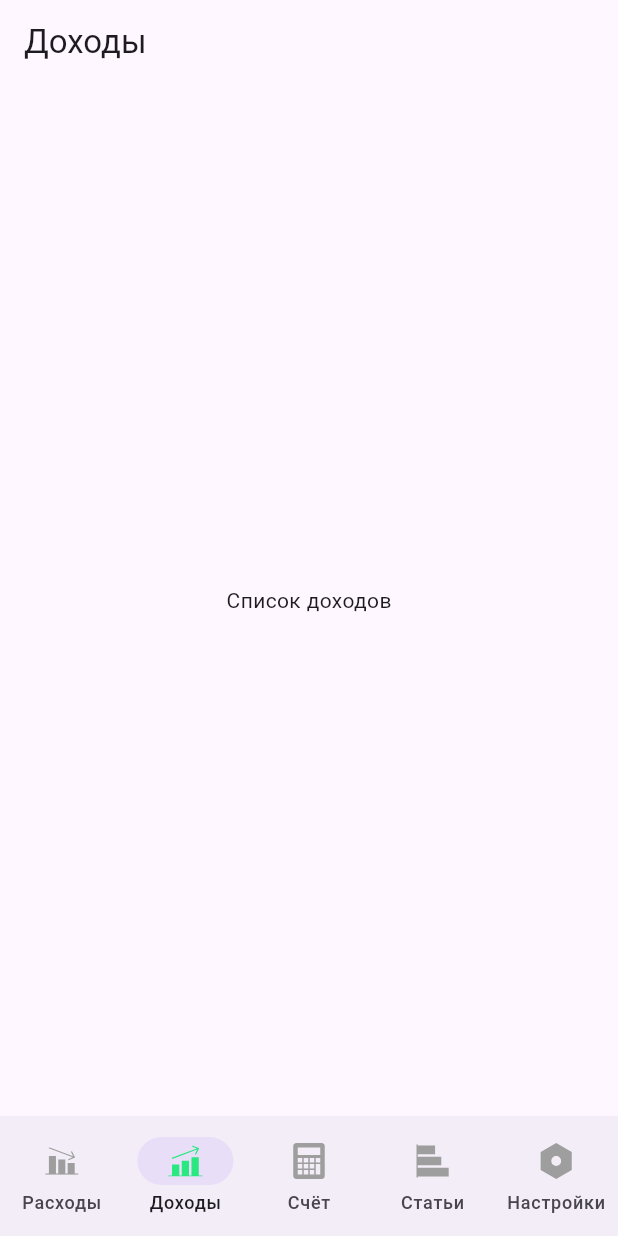
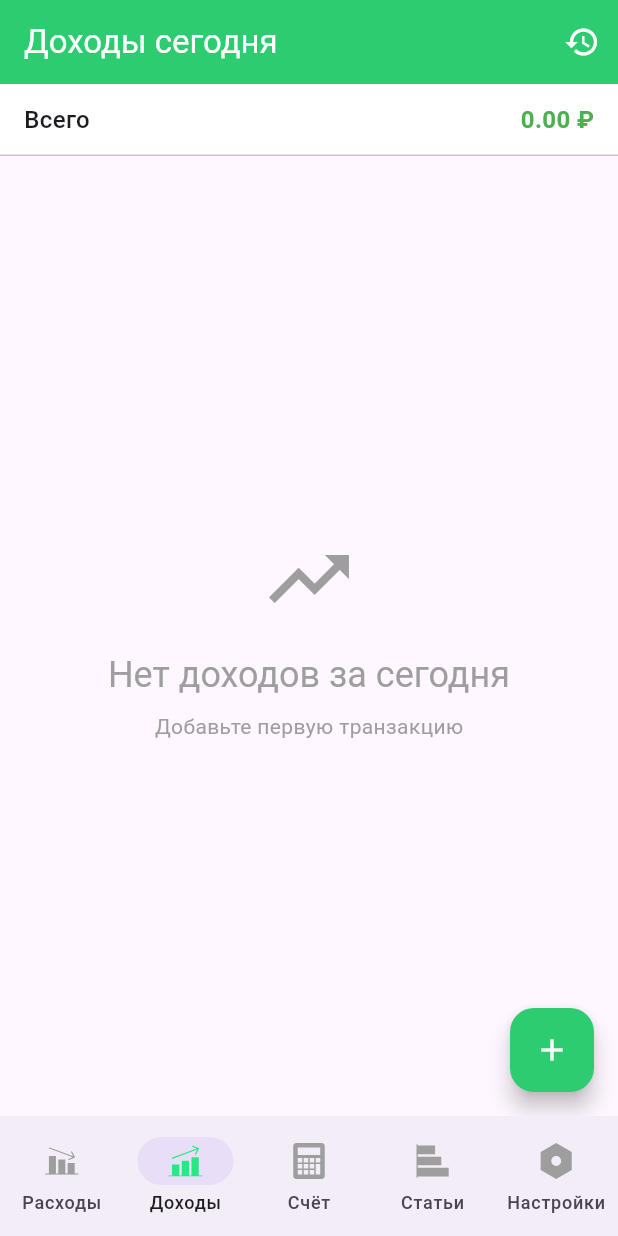
Before and after one commit to myrzaarslan/shmr25, a Flutter app: the screen it shows after launch, item 2 of the bottom bar chosen, on a phone screen of 412 x 824 dp. Run offline on Flutter 3.47's test engine with Material 3 defaults, Android fonts, the phone set to English and light mode, and no system bars; our stand-ins replace flutter_bloc, flutter_svg, freezed_annotation, go_router; generated files the repository leaves out were written again.

Commit message:
income/expenses page added

```diff
--- a/lib/main.dart
+++ b/lib/main.dart
@@ -1,4 +1,9 @@
 import 'package:flutter/material.dart';
+import 'package:flutter_bloc/flutter_bloc.dart';
+import 'data/repositories/mock_bank_account_repository.dart';
+import 'data/repositories/mock_category_repository.dart';
+import 'data/repositories/mock_transaction_repository.dart';
+import '/bloc/transaction/transaction_bloc.dart';
 import 'routing/app_router.dart';
 
 void main() {
@@ -10,6 +15,26 @@ class FinanceApp extends StatelessWidget {
 
   @override
   Widget build(BuildContext context) {
-    return MaterialApp.router(routerConfig: goRouter);
+    return MultiRepositoryProvider(
+      providers: [
+        RepositoryProvider(create: (_) => MockCategoryRepository()),
+        RepositoryProvider(create: (_) => MockTransactionRepository()),
+        RepositoryProvider(create: (_) => MockBankAccountRepository()),
+      ],
+      child: MultiBlocProvider(
+        providers: [
+          BlocProvider(
+            create: (context) => TransactionBloc(
+              transactionRepository: context.read<MockTransactionRepository>(),
+              categoryRepository: context.read<MockCategoryRepository>(),
+            ),
+          ),
+        ],
+        child: MaterialApp.router(
+          routerConfig: goRouter,
+          debugShowCheckedModeBanner: false,
+        ),
+      ),
+    );
   }
 }
--- a/lib/ui/screens/expenses_page.dart
+++ b/lib/ui/screens/expenses_page.dart
@@ -1,13 +1,11 @@
 import 'package:flutter/material.dart';
+import 'transactions_page.dart';
 
 class ExpensesPage extends StatelessWidget {
   const ExpensesPage({super.key});
 
   @override
   Widget build(BuildContext context) {
-    return Scaffold(
-      appBar: AppBar(title: Text('Расходы')),
-      body: Center(child: Text('Список расходов')),
-    );
+    return const TransactionsScreen(isIncome: false);
   }
 }
--- a/lib/ui/screens/income_page.dart
+++ b/lib/ui/screens/income_page.dart
@@ -1,13 +1,11 @@
 import 'package:flutter/material.dart';
+import 'transactions_page.dart';
 
 class IncomePage extends StatelessWidget {
   const IncomePage({super.key});
 
   @override
   Widget build(BuildContext context) {
-    return Scaffold(
-      appBar: AppBar(title: Text('Доходы')),
-      body: Center(child: Text('Список доходов')),
-    );
+    return const TransactionsScreen(isIncome: true);
   }
 }
--- /dev/null
+++ b/lib/ui/screens/transactions_page.dart
@@ -0,0 +1,216 @@
+import 'package:flutter/material.dart';
+import 'package:flutter_bloc/flutter_bloc.dart';
+import '../../bloc/transaction/transaction_bloc.dart';
+import '../../bloc/transaction/transaction_event.dart';
+import '../../bloc/transaction/transaction_state.dart';
+import '../widgets/transaction_list_item.dart';
+import '../widgets/add_transaction_fab.dart';
+import 'add_transaction_page.dart';
+import 'transaction_history_page.dart';
+
+class TransactionsScreen extends StatefulWidget {
+  final bool isIncome;
+  final int accountId;
+
+  const TransactionsScreen({
+    super.key,
+    required this.isIncome,
+    this.accountId = 1,
+  });
+
+  @override
+  State<TransactionsScreen> createState() => _TransactionsScreenState();
+}
+
+class _TransactionsScreenState extends State<TransactionsScreen> {
+  @override
+  void initState() {
+    super.initState();
+    _loadTransactions();
+  }
+
+  void _loadTransactions() {
+    context.read<TransactionBloc>().add(
+      LoadTransactionsForToday(
+        accountId: widget.accountId,
+        isIncome: widget.isIncome,
+      ),
+    );
+  }
+
+  @override
+  Widget build(BuildContext context) {
+    return Scaffold(
+      appBar: AppBar(
+        title: Text(widget.isIncome ? 'Доходы сегодня' : 'Расходы сегодня'),
+        backgroundColor: const Color(0xFF2ECC71),
+        foregroundColor: Colors.white,
+        actions: [
+          IconButton(
+            icon: const Icon(Icons.history),
+            onPressed: () {
+              Navigator.push(
+                context,
+                MaterialPageRoute(
+                  builder: (context) => TransactionHistoryScreen(
+                    isIncome: widget.isIncome,
+                    accountId: widget.accountId,
+                  ),
+                ),
+              );
+            },
+          ),
+        ],
+      ),
+      body: BlocConsumer<TransactionBloc, TransactionState>(
+        listener: (context, state) {
+          if (state is TransactionError) {
+            ScaffoldMessenger.of(context).showSnackBar(
+              SnackBar(
+                content: Text(state.message),
+                backgroundColor: Colors.red,
+              ),
+            );
+          } else if (state is TransactionOperationSuccess) {
+            ScaffoldMessenger.of(context).showSnackBar(
+              SnackBar(
+                content: Text(state.message),
+                backgroundColor: Colors.green,
+              ),
+            );
+            _loadTransactions();
+          }
+        },
+        builder: (context, state) {
+          if (state is TransactionLoading) {
+            return const Center(child: CircularProgressIndicator());
+          }
+
+          if (state is TransactionError) {
+            return Center(
+              child: Column(
+                mainAxisAlignment: MainAxisAlignment.center,
+                children: [
+                  const Icon(Icons.error, size: 64, color: Colors.red),
+                  const SizedBox(height: 16),
+                  Text(
+                    'Произошла ошибка',
+                    style: Theme.of(context).textTheme.headlineSmall,
+                  ),
+                  const SizedBox(height: 8),
+                  Text(state.message),
+                  const SizedBox(height: 16),
+                  ElevatedButton(
+                    onPressed: _loadTransactions,
+                    child: const Text('Повторить'),
+                  ),
+                ],
+              ),
+            );
+          }
+
+          if (state is TransactionLoaded) {
+            return Column(
+              children: [
+                _buildTotalSection(state.totalAmount),
+                const Divider(height: 1),
+                Expanded(
+                  child: state.transactions.isEmpty
+                      ? _buildEmptyState()
+                      : ListView.builder(
+                          itemCount: state.transactions.length,
+                          itemBuilder: (context, index) {
+                            return TransactionListItem(
+                              transaction: state.transactions[index],
+                              onTap: () {
+                                // TODO: Navigate to transaction details
+                              },
+                            );
+                          },
+                        ),
+                ),
+              ],
+            );
+          }
+
+          return _buildEmptyState();
+        },
+      ),
+      floatingActionButton: AddTransactionFab(
+        isIncome: widget.isIncome,
+        accountId: widget.accountId,
+        onPressed: () async {
+          final result = await Navigator.push<bool>(
+            context,
+            MaterialPageRoute(
+              builder: (context) => AddTransactionScreen(
+                isIncome: widget.isIncome,
+                accountId: widget.accountId,
+              ),
+            ),
+          );
+          if (result == true) {
+            _loadTransactions();
+          }
+        },
+      ),
+    );
+  }
+
+  Widget _buildTotalSection(double totalAmount) {
+    return Container(
+      padding: const EdgeInsets.symmetric(horizontal: 16, vertical: 12),
+      color: Colors.white,
+      child: Row(
+        mainAxisAlignment: MainAxisAlignment.spaceBetween,
+        children: [
+          const Text(
+            'Всего',
+            style: TextStyle(fontSize: 16, fontWeight: FontWeight.w500),
+          ),
+          Text(
+            _formatRuble(totalAmount),
+            style: TextStyle(
+              fontSize: 16,
+              fontWeight: FontWeight.bold,
+              color: widget.isIncome ? Colors.green : Colors.red,
+            ),
+          ),
+        ],
+      ),
+    );
+  }
+
+  String _formatRuble(double value) {
+    return '${value.toStringAsFixed(2)} ₽';
+  }
+
+  Widget _buildEmptyState() {
+    return Center(
+      child: Column(
+        mainAxisAlignment: MainAxisAlignment.center,
+        children: [
+          Icon(
+            widget.isIncome ? Icons.trending_up : Icons.trending_down,
+            size: 64,
+            color: Colors.grey,
+          ),
+          const SizedBox(height: 16),
+          Text(
+            widget.isIncome
+                ? 'Нет доходов за сегодня'
+                : 'Нет расходов за сегодня',
+            style: Theme.of(
+              context,
+            ).textTheme.headlineSmall?.copyWith(color: Colors.grey),
+          ),
+          const SizedBox(height: 8),
+          const Text(
+            'Добавьте первую транзакцию',
+            style: TextStyle(color: Colors.grey),
+          ),
+        ],
+      ),
+    );
+  }
+}
--- /dev/null
+++ b/lib/ui/widgets/add_transaction_fab.dart
@@ -0,0 +1,23 @@
+import 'package:flutter/material.dart';
+
+class AddTransactionFab extends StatelessWidget {
+  final bool isIncome;
+  final int accountId;
+  final VoidCallback onPressed;
+
+  const AddTransactionFab({
+    super.key,
+    required this.isIncome,
+    required this.accountId,
+    required this.onPressed,
+  });
+
+  @override
+  Widget build(BuildContext context) {
+    return FloatingActionButton(
+      onPressed: onPressed,
+      backgroundColor: const Color(0xFF2ECC71),
+      child: const Icon(Icons.add, color: Colors.white),
+    );
+  }
+}
--- a/pubspec.yaml
+++ b/pubspec.yaml
@@ -9,11 +9,11 @@ environment:
 dependencies:
   flutter:
     sdk: flutter
-  flutter_bloc: ^9.1.1
   flutter_svg: ^2.1.0
   freezed_annotation: ^3.0.0
   go_router: ^15.1.3
   json_annotation: ^4.9.0
+  flutter_bloc: ^9.1.1
 
 dev_dependencies:
   flutter_test:
@@ -22,6 +22,8 @@ dev_dependencies:
   build_runner: ^2.4.15
   freezed: ^3.0.6
   json_serializable: ^6.9.5
+  flutter_bloc: ^9.1.1
+
 
 flutter:
   uses-material-design: true
```
Also changed, not shown: lib/ui/screens/add_transaction_page.dart (added, +25 -0 lines), lib/ui/screens/transaction_history_page.dart (added, +16 -0 lines), lib/ui/widgets/transaction_list_item.dart (added, +81 -0 lines).
